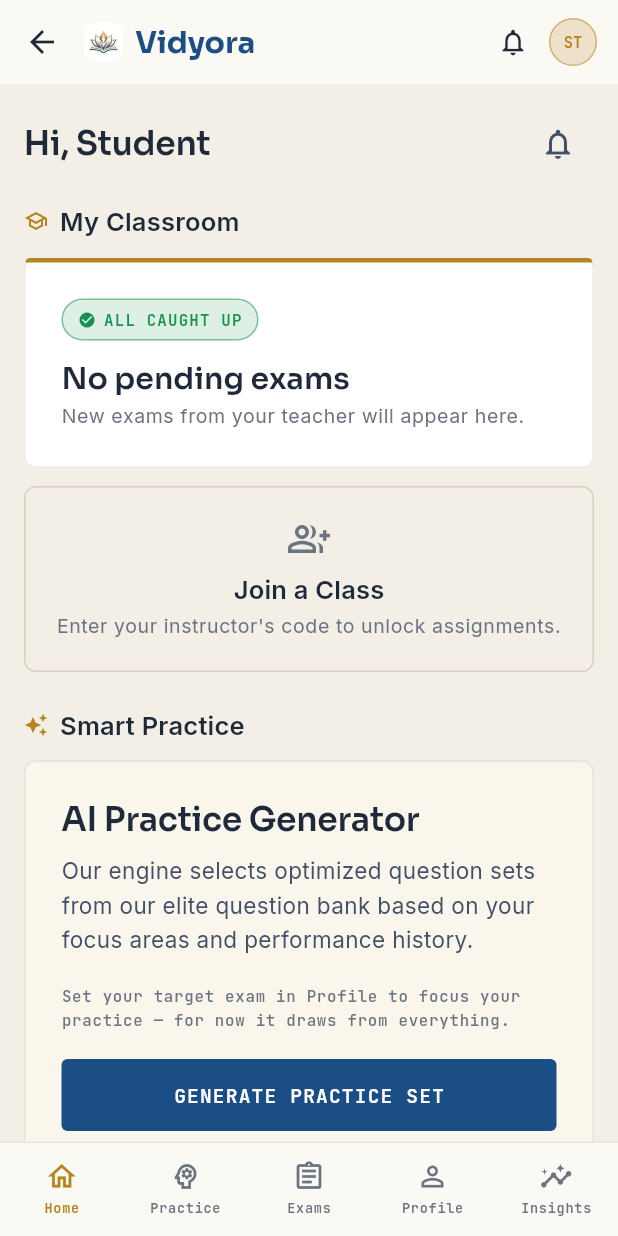
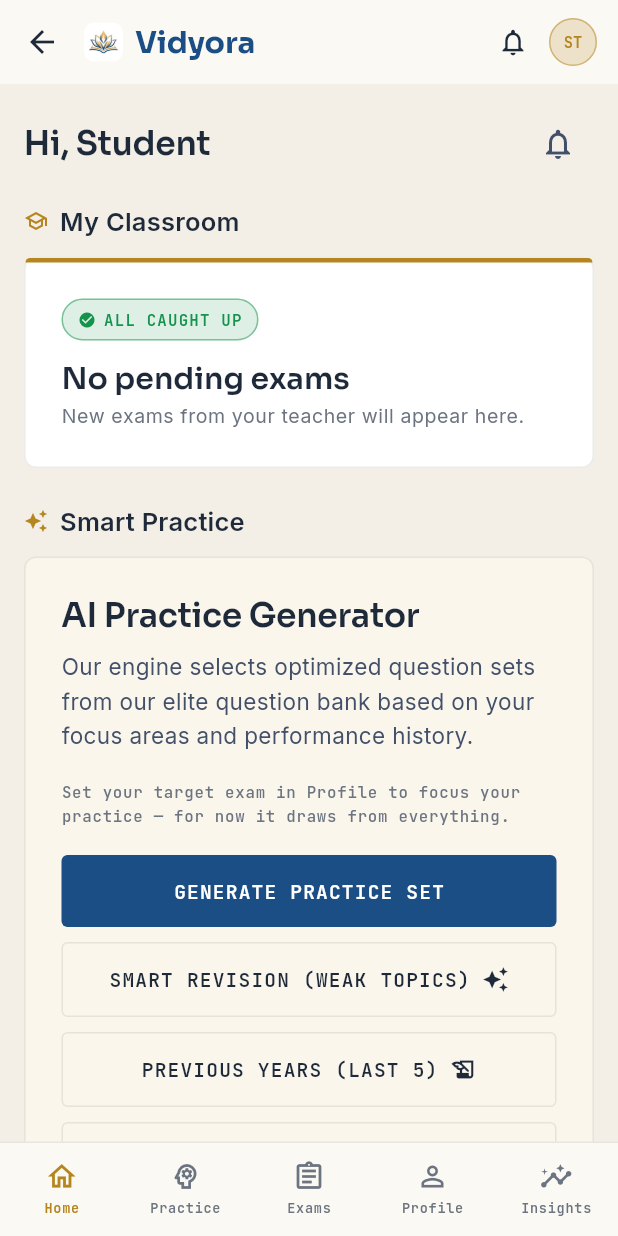
Before and after one commit to BharathMallesh/OlympiadPro, a Flutter app: the StudentHubScreen widget shown alone on an empty page, opened directly, on a phone screen of 412 x 824 dp. Run offline on Flutter 3.47's test engine with Material 3 defaults, Android fonts, the phone set to English and light mode, and no system bars; our stand-ins replace connectivity_plus, file_picker, flutter_secure_storage, go_router, image_picker, pdf and 2 more; missing offline and left inert: crop_your_image, flutter_math_fork, pdfx; accounts and stored records are empty; network calls fail.

Commit message:
Remove "Join a Class" card from the student hub
Both Join a Class and Find a Teacher now live in the profile Account menu, so
the hub focuses on classroom status + practice.

Co-Authored-By: Claude Opus 4.8 <noreply@anthropic.com>

```diff
--- a/lib/screens/student/hub_screen.dart
+++ b/lib/screens/student/hub_screen.dart
@@ -301,31 +301,6 @@ class _StudentHubScreenState extends State<StudentHubScreen> {
                           ],
                         ),
             ),
-            const SizedBox(height: 12),
-            // Join a class
-            InkWell(
-              borderRadius: BorderRadius.circular(AppRadius.lg),
-              onTap: () => context.push('/student/join-class'),
-              child: Container(
-                width: double.infinity,
-                padding: const EdgeInsets.all(20),
-                decoration: BoxDecoration(
-                  borderRadius: BorderRadius.circular(AppRadius.lg),
-                  border: Border.all(color: AppColors.outlineStrong),
-                ),
-                child: Column(children: [
-                  const Icon(Icons.group_add_outlined,
-                      color: AppColors.muted, size: 28),
-                  const SizedBox(height: 8),
-                  Text('Join a Class',
-                      style: Theme.of(context).textTheme.titleMedium),
-                  const SizedBox(height: 4),
-                  Text("Enter your instructor's code to unlock assignments.",
-                      textAlign: TextAlign.center,
-                      style: Theme.of(context).textTheme.bodySmall),
-                ]),
-              ),
-            ),
             const SizedBox(height: 24),
 
             const StudentSection('Smart Practice', icon: Icons.auto_awesome),
```
